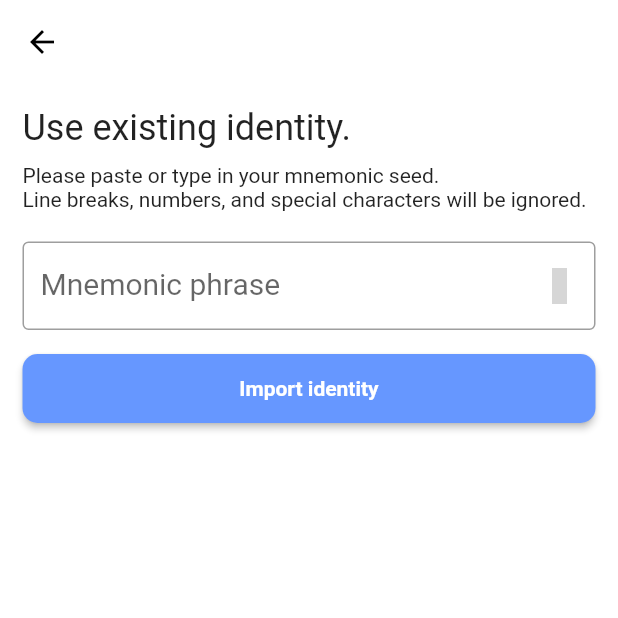
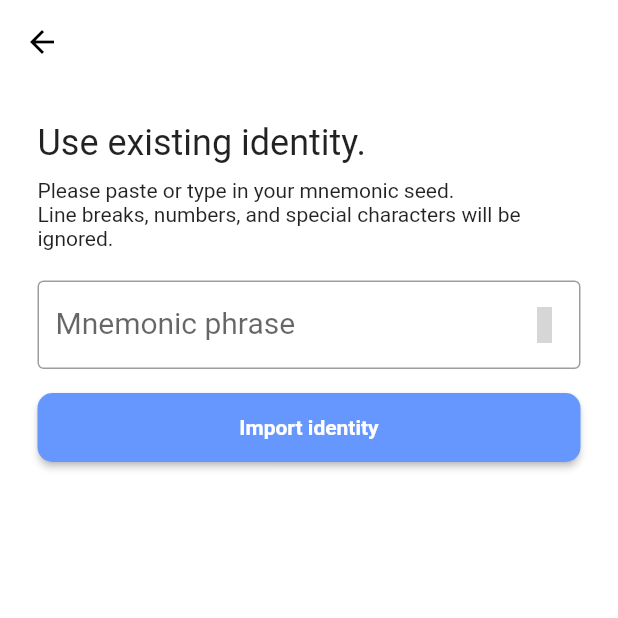
Before and after one commit to nimona/flutter-identity, a Flutter app: the IdentityLoadScreen screen opened by its route, on a phone screen of 412 x 824 dp, the top half of it. Run offline on Flutter 3.47's test engine with Material 2 defaults, Android fonts, the phone set to English and light mode, and no system bars; our stand-ins replace flutter_icons, progress_state_button, qr_flutter, shared_preferences; missing offline and left inert: barcode_scan, local_auth_device_credentials; accounts and stored records are empty; generated files the repository leaves out were written again; grey boxes are pictures that could not be loaded.

Commit message:
fix: add scrolling to load and created screens

```diff
--- a/lib/view/identity/identity_load.dart
+++ b/lib/view/identity/identity_load.dart
@@ -44,7 +44,10 @@ class _IdentityLoadScreenState extends State<IdentityLoadScreen>
         ),
       ),
       backgroundColor: Colors.white,
-      body: Container(
+      body:  SingleChildScrollView(
+            child: Container(
+              margin: EdgeInsets.all(10.0),
+              child: Container(
         padding: EdgeInsets.all(15),
         child: Center(
           child: Column(
@@ -169,6 +172,8 @@ class _IdentityLoadScreenState extends State<IdentityLoadScreen>
           ),
         ),
       ),
+      ),
+      ),
     );
   }
 }
```
Also changed, not shown: lib/view/identity/identity_created.dart (+6 -1 lines).
